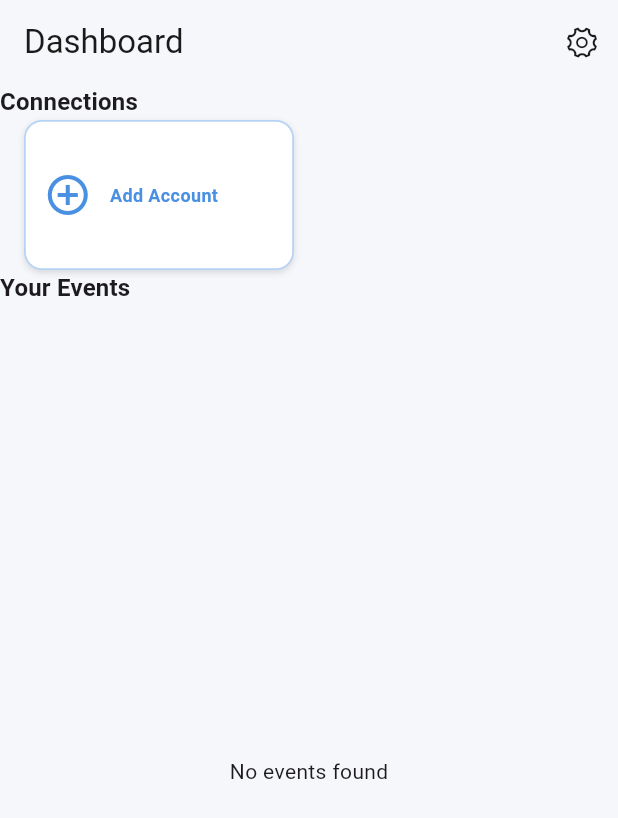
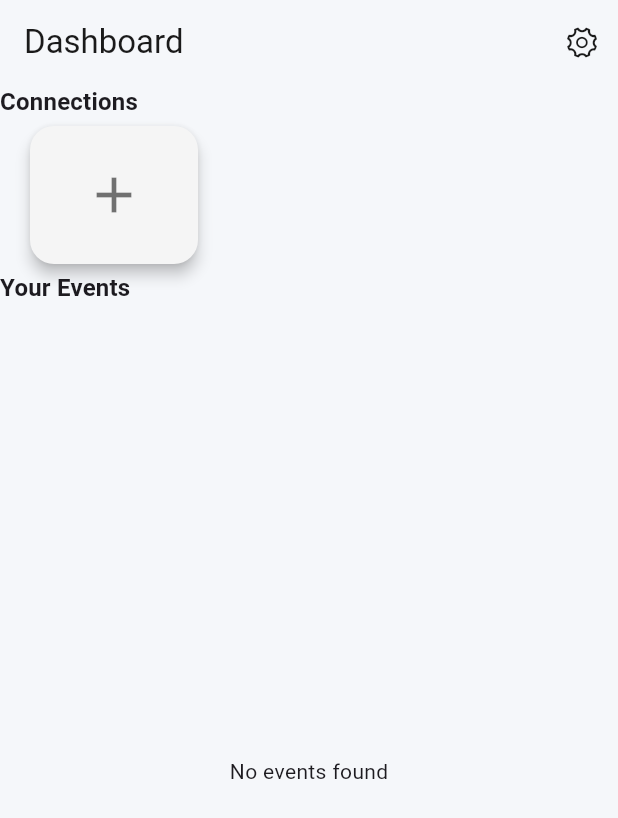
Before and after one commit to alexey192/calendarit, a Flutter app: the DashboardScreen screen opened by its route, on a phone screen of 412 x 824 dp. Shown: the top 818 px of the screen. Run offline on Flutter 3.47's test engine with Material 3 defaults, Android fonts, the phone set to English and light mode, and no system bars; our stand-ins replace bloc, cloud_firestore, cloud_functions, firebase_auth, firebase_core, flutter_bloc and 6 more; missing offline and left inert: dart:html, flutter_appauth; accounts and stored records are empty.

Commit message:
connect account

```diff
--- a/lib/features/dashboard/widgets/add_new_card.dart
+++ b/lib/features/dashboard/widgets/add_new_card.dart
@@ -1,48 +1,24 @@
 import 'package:flutter/material.dart';
-import '../../../app/styles.dart';
+import 'provider_picker_modal.dart';
 
 class AddNewCard extends StatelessWidget {
   const AddNewCard({super.key});
 
   @override
   Widget build(BuildContext context) {
-    return Container(
-      width: 180,
-      height: 70,
-      decoration: BoxDecoration(
-        color: AppColors.surfaceColor,
-        borderRadius: BorderRadius.circular(12),
-        border: Border.all(color: AppColors.primaryColor.withOpacity(0.4), width: 1.2),
-        boxShadow: const [
-          BoxShadow(
-            color: Colors.black12,
-            blurRadius: 3,
-            offset: Offset(0, 1.5),
-          )
-        ],
-      ),
-      child: InkWell(
-        borderRadius: BorderRadius.circular(12),
-        onTap: () {
-          // TODO: trigger account linking
-        },
-        child: Padding(
-          padding: const EdgeInsets.symmetric(horizontal: 12),
-          child: Row(
-            children: [
-              const Icon(Icons.add_circle_outline, size: 32, color: AppColors.primaryColor),
-              const SizedBox(width: 12),
-              Expanded(
-                child: Text(
-                  'Add Account',
-                  style: AppTextStyles.caption.copyWith(
-                    color: AppColors.primaryColor,
-                    fontWeight: FontWeight.w600,
-                  ),
-                  overflow: TextOverflow.ellipsis,
-                ),
-              )
-            ],
+    return GestureDetector(
+      onTap: () => showProviderPickerModal(context),
+      child: SizedBox(
+        width: 120,
+        height: 120,
+        child: Card(
+          color: Colors.grey[100],
+          elevation: 4,
+          shape: RoundedRectangleBorder(
+            borderRadius: BorderRadius.circular(16),
+          ),
+          child: const Center(
+            child: Icon(Icons.add, size: 40, color: Colors.black54),
           ),
         ),
       ),
--- a/lib/services/gmail_auth_service.dart
+++ b/lib/services/gmail_auth_service.dart
@@ -11,6 +11,8 @@ class GmailAuthService {
   static const _redirectUriMobile = 'com.calendarit.calendarit:/oauthredirect';
   static const _scopes = [
     'https://www.googleapis.com/auth/gmail.readonly',
+    'https://www.googleapis.com/auth/calendar.readonly',
+    'https://www.googleapis.com/auth/calendar.events',
     'email',
     'openid',
   ];
```
Also changed, not shown: lib/features/dashboard/widgets/provider_picker_modal.dart (added, +178 -0 lines), pubspec.lock.
